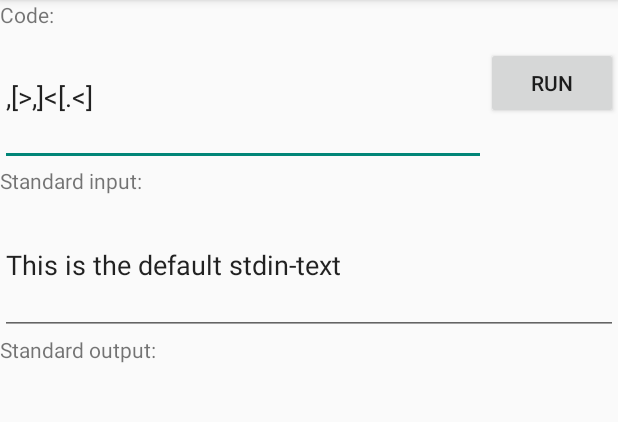
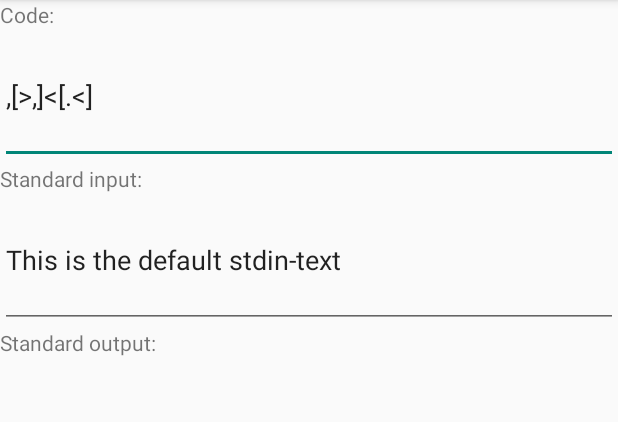
Before and after one commit to segin/BFInterpreter, an Android app: the screen it shows after launch (BFInterpreter), on a phone screen of 412 x 824 dp, the part 84-506 px from its top. Run offline under Robolectric (Android 15) with nearby library versions, the phone set to English and light mode, and no system bars.

```diff
--- a/app/src/main/res/layout/activity_bfinterpreter.xml
+++ b/app/src/main/res/layout/activity_bfinterpreter.xml
@@ -5,19 +5,16 @@
     xmlns:android="http://schemas.android.com/apk/res/android"
     android:id="@+id/BFInterpreter">
 
-    <RelativeLayout
-        android:layout_width="fill_parent"
-        android:layout_height="wrap_content">
-
     <TextView
         android:layout_width="wrap_content"
         android:layout_height="wrap_content"
         android:text="@string/code_help"
-            android:id="@+id/codeHelp" />
+        android:id="@+id/codeHelp"
+        android:labelFor="@+id/codeText"/>
 
     <EditText
         android:layout_width="match_parent"
-            android:layout_height="91dp"
+        android:layout_height="90dp"
         android:inputType="textMultiLine"
         android:ems="10"
         android:id="@+id/codeText"
@@ -27,25 +24,16 @@
         android:layout_below="@+id/codeHelp"
         android:text="@string/code_text" />
 
-        <Button
-            android:layout_width="wrap_content"
-            android:layout_height="wrap_content"
-            android:text="@string/run_button"
-            android:id="@+id/runButton"
-            android:layout_centerVertical="true"
-            android:layout_alignParentRight="true"
-            android:layout_alignParentEnd="true" />
-    </RelativeLayout>
-
     <TextView
         android:layout_width="wrap_content"
         android:layout_height="wrap_content"
         android:text="@string/input_help"
-        android:id="@+id/inputHelp" />
+        android:id="@+id/inputHelp"
+        android:labelFor="@+id/inputText" />
 
     <EditText
         android:layout_width="match_parent"
-        android:layout_height="93dp"
+        android:layout_height="90dp"
         android:inputType="textMultiLine"
         android:ems="10"
         android:id="@+id/inputText"
@@ -56,7 +44,8 @@
         android:layout_width="wrap_content"
         android:layout_height="wrap_content"
         android:text="@string/output_help"
-        android:id="@+id/outputHelp" />
+        android:id="@+id/outputHelp"
+        android:labelFor="@+id/outputText" />
 
     <TextView
         android:layout_width="match_parent"
```
Lines whose indentation alone changed are shown as unchanged.
